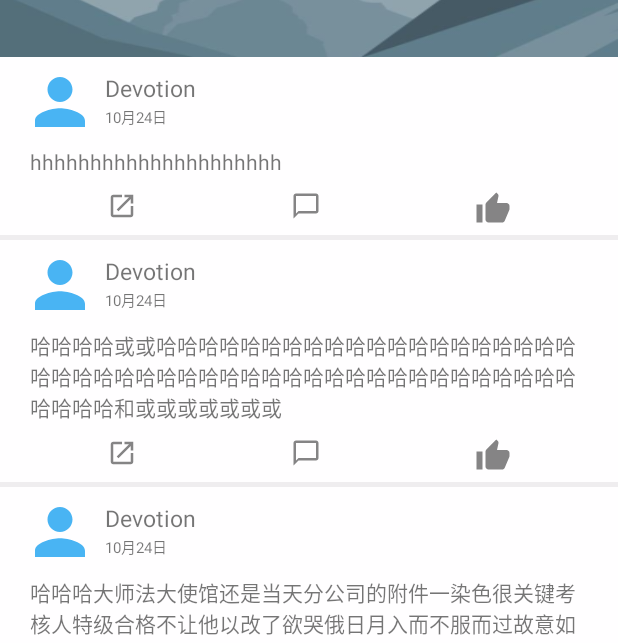
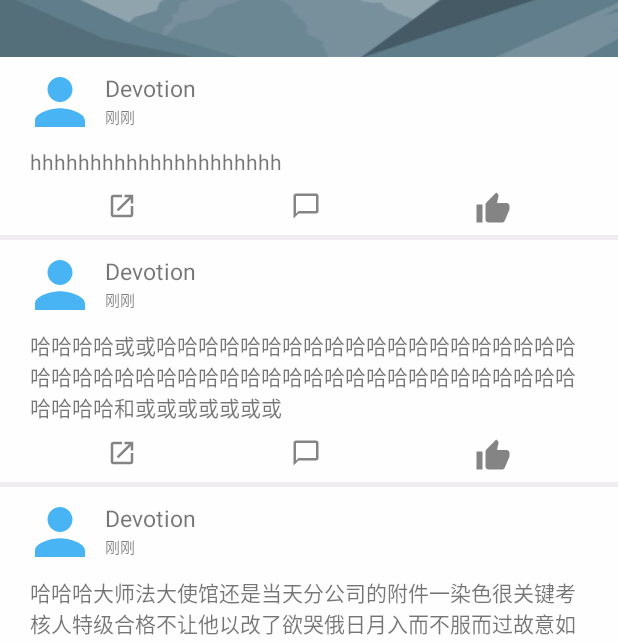
Before and after one commit to DevotionInori/Twibber, an Android app: the fragment MyPageFragment shown on its own in the app's theme, on a phone screen of 412 x 824 dp. Shown: the part 387-1030 px from the top of the screen. Run offline under Robolectric (Android 15) with nearby library versions, the phone set to English and light mode, and no system bars; plain views replace NiceImageView.

Commit message:
update Twibber class about Date

```diff
--- a/app/build.gradle
+++ b/app/build.gradle
@@ -5,7 +5,7 @@ android {
     buildToolsVersion "29.0.2"
     defaultConfig {
         applicationId "com.SydShp.twibber"
-        minSdkVersion 26
+        minSdkVersion 24
         targetSdkVersion 28
         versionCode 1
         versionName "1.0"
--- a/app/src/main/java/com/SydShp/twibber/MyPageFragment.java
+++ b/app/src/main/java/com/SydShp/twibber/MyPageFragment.java
@@ -38,30 +38,25 @@ public class MyPageFragment extends Fragment {
     private void init(View view){
         recyclerView = view.findViewById(R.id.recycle_me);
         data=new ArrayList<Twibber>();
-        data.add(new Twibber("Devotion","hhhhhhhhhhhhhhhhhhhhh",2019,10,24,14,14));
-        data.add(new Twibber("Devotion","哈哈哈哈或或哈哈哈哈哈哈哈哈哈哈哈哈哈哈哈哈哈哈哈哈哈哈哈哈哈哈哈哈哈哈哈哈哈哈哈哈哈哈哈哈哈哈哈哈哈哈哈哈哈哈和或或或或或或或",
-                2019,10,24,14,14));
-        data.add(new Twibber("Devotion","哈哈哈大师法大使馆还是当天分公司的附件一染色很关键考核人特级合格不让他以改了欲哭俄日月入而不服而过故意如果附件舍不得放寒假刚打算要打防结合哈或或哈哈哈哈哈哈哈哈哈哈哈哈哈哈哈哈哈哈哈哈哈哈哈哈哈哈哈哈哈哈哈哈哈哈哈哈哈哈哈哈哈哈哈哈哈哈哈哈哈哈和或或或或或或或",
-                2019,10,24,14,22));
-        data.add(new Twibber("Devotion","哈哈哈大师法大使馆还是当天分公司的附件一染色很关键考核人特级合格不让他以改了欲哭俄日月入而不服而过故意如果附件舍不得放寒假刚打算要打防结合哈或或哈哈哈哈哈哈哈哈哈哈哈哈哈哈哈哈哈哈哈哈哈哈哈哈哈哈哈哈哈哈哈哈哈哈哈哈哈哈哈哈哈哈哈哈哈哈哈哈哈哈和或或或或或或或",
-                2019,10,24,14,22));
-        data.add(new Twibber("Devotion","哈哈哈大师法大使馆还是当天分公司的附件一染色很关键考核人特级合格不让他以改了欲哭俄日月入而不服而过故意如果附件舍不得放寒假刚打算要打防结合哈或或哈哈哈哈哈哈哈哈哈哈哈哈哈哈哈哈哈哈哈哈哈哈哈哈哈哈哈哈哈哈哈哈哈哈哈哈哈哈哈哈哈哈哈哈哈哈哈哈哈哈和或或或或或或或",
-                2019,10,24,14,22));
-        data.add(new Twibber("Devotion","哈哈哈大师法大使馆还是当天分公司的附件一染色很关键考核人特级合格不让他以改了欲哭俄日月入而不服而过故意如果附件舍不得放寒假刚打算要打防结合哈或或哈哈哈哈哈哈哈哈哈哈哈哈哈哈哈哈哈哈哈哈哈哈哈哈哈哈哈哈哈哈哈哈哈哈哈哈哈哈哈哈哈哈哈哈哈哈哈哈哈哈和或或或或或或或",
-                2019,10,24,14,22));
-        data.add(new Twibber("Devotion","哈哈哈大师法大使馆还是当天分公司的附件一染色很关键考核人特级合格不让他以改了欲哭俄日月入而不服而过故意如果附件舍不得放寒假刚打算要打防结合哈或或哈哈哈哈哈哈哈哈哈哈哈哈哈哈哈哈哈哈哈哈哈哈哈哈哈哈哈哈哈哈哈哈哈哈哈哈哈哈哈哈哈哈哈哈哈哈哈哈哈哈和或或或或或或或",
-                2019,10,24,14,22));
-        data.add(new Twibber("Devotion","哈哈哈大师法大使馆还是当天分公司的附件一染色很关键考核人特级合格不让他以改了欲哭俄日月入而不服而过故意如果附件舍不得放寒假刚打算要打防结合哈或或哈哈哈哈哈哈哈哈哈哈哈哈哈哈哈哈哈哈哈哈哈哈哈哈哈哈哈哈哈哈哈哈哈哈哈哈哈哈哈哈哈哈哈哈哈哈哈哈哈哈和或或或或或或或",
-                2019,10,24,14,22));
-        data.add(new Twibber("Devotion","哈哈哈大师法大使馆还是当天分公司的附件一染色很关键考核人特级合格不让他以改了欲哭俄日月入而不服而过故意如果附件舍不得放寒假刚打算要打防结合哈或或哈哈哈哈哈哈哈哈哈哈哈哈哈哈哈哈哈哈哈哈哈哈哈哈哈哈哈哈哈哈哈哈哈哈哈哈哈哈哈哈哈哈哈哈哈哈哈哈哈哈和或或或或或或或",
-                2019,10,24,14,22));
-        data.add(new Twibber("Devotion","哈哈哈大师法大使馆还是当天分公司的附件一染色很关键考核人特级合格不让他以改了欲哭俄日月入而不服而过故意如果附件舍不得放寒假刚打算要打防结合哈或或哈哈哈哈哈哈哈哈哈哈哈哈哈哈哈哈哈哈哈哈哈哈哈哈哈哈哈哈哈哈哈哈哈哈哈哈哈哈哈哈哈哈哈哈哈哈哈哈哈哈和或或或或或或或",
-                2019,10,24,14,22));data.add(new Twibber("Devotion","哈哈哈大师法大使馆还是当天分公司的附件一染色很关键考核人特级合格不让他以改了欲哭俄日月入而不服而过故意如果附件舍不得放寒假刚打算要打防结合哈或或哈哈哈哈哈哈哈哈哈哈哈哈哈哈哈哈哈哈哈哈哈哈哈哈哈哈哈哈哈哈哈哈哈哈哈哈哈哈哈哈哈哈哈哈哈哈哈哈哈哈和或或或或或或或",
-                2019,10,24,14,22));
-        data.add(new Twibber("Devotion","哈哈哈大师法大使馆还是当天分公司的附件一染色很关键考核人特级合格不让他以改了欲哭俄日月入而不服而过故意如果附件舍不得放寒假刚打算要打防结合哈或或哈哈哈哈哈哈哈哈哈哈哈哈哈哈哈哈哈哈哈哈哈哈哈哈哈哈哈哈哈哈哈哈哈哈哈哈哈哈哈哈哈哈哈哈哈哈哈哈哈哈和或或或或或或或",
-                2019,10,24,14,22));
-        data.add(new Twibber("Devotion","哈哈哈大师法大使馆还是当天分公司的附件一染色很关键考核人特级合格不让他以改了欲哭俄日月入而不服而过故意如果附件舍不得放寒假刚打算要打防结合哈或或哈哈哈哈哈哈哈哈哈哈哈哈哈哈哈哈哈哈哈哈哈哈哈哈哈哈哈哈哈哈哈哈哈哈哈哈哈哈哈哈哈哈哈哈哈哈哈哈哈哈和或或或或或或或",
-                2019,10,24,14,22));
+        data.add(new Twibber("Devotion","hhhhhhhhhhhhhhhhhhhhh"));
+        data.add(new Twibber("Devotion","哈哈哈哈或或哈哈哈哈哈哈哈哈哈哈哈哈哈哈哈哈哈哈哈哈哈哈哈哈哈哈哈哈哈哈哈哈哈哈哈哈哈哈哈哈哈哈哈哈哈哈哈哈哈哈和或或或或或或或"));
+        data.add(new Twibber("Devotion","哈哈哈大师法大使馆还是当天分公司的附件一染色很关键考核人特级合格不让他以改了欲哭俄日月入而不服而过故意如果附件舍不得放寒假刚打算要打防结合哈或或哈哈哈哈哈哈哈哈哈哈哈哈哈哈哈哈哈哈哈哈哈哈哈哈哈哈哈哈哈哈哈哈哈哈哈哈哈哈哈哈哈哈哈哈哈哈哈哈哈哈和或或或或或或或"
+        ));
+        data.add(new Twibber("Devotion","哈哈哈大师法大使馆还是当天分公司的附件一染色很关键考核人特级合格不让他以改了欲哭俄日月入而不服而过故意如果附件舍不得放寒假刚打算要打防结合哈或或哈哈哈哈哈哈哈哈哈哈哈哈哈哈哈哈哈哈哈哈哈哈哈哈哈哈哈哈哈哈哈哈哈哈哈哈哈哈哈哈哈哈哈哈哈哈哈哈哈哈和或或或或或或或"));
+        data.add(new Twibber("Devotion","哈哈哈大师法大使馆还是当天分公司的附件一染色很关键考核人特级合格不让他以改了欲哭俄日月入而不服而过故意如果附件舍不得放寒假刚打算要打防结合哈或或哈哈哈哈哈哈哈哈哈哈哈哈哈哈哈哈哈哈哈哈哈哈哈哈哈哈哈哈哈哈哈哈哈哈哈哈哈哈哈哈哈哈哈哈哈哈哈哈哈哈和或或或或或或或"));
+        data.add(new Twibber("Devotion","哈哈哈大师法大使馆还是当天分公司的附件一染色很关键考核人特级合格不让他以改了欲哭俄日月入而不服而过故意如果附件舍不得放寒假刚打算要打防结合哈或或哈哈哈哈哈哈哈哈哈哈哈哈哈哈哈哈哈哈哈哈哈哈哈哈哈哈哈哈哈哈哈哈哈哈哈哈哈哈哈哈哈哈哈哈哈哈哈哈哈哈和或或或或或或或"));
+        data.add(new Twibber("Devotion","哈哈哈大师法大使馆还是当天分公司的附件一染色很关键考核人特级合格不让他以改了欲哭俄日月入而不服而过故意如果附件舍不得放寒假刚打算要打防结合哈或或哈哈哈哈哈哈哈哈哈哈哈哈哈哈哈哈哈哈哈哈哈哈哈哈哈哈哈哈哈哈哈哈哈哈哈哈哈哈哈哈哈哈哈哈哈哈哈哈哈哈和或或或或或或或"));
+        data.add(new Twibber("Devotion","哈哈哈大师法大使馆还是当天分公司的附件一染色很关键考核人特级合格不让他以改了欲哭俄日月入而不服而过故意如果附件舍不得放寒假刚打算要打防结合哈或或哈哈哈哈哈哈哈哈哈哈哈哈哈哈哈哈哈哈哈哈哈哈哈哈哈哈哈哈哈哈哈哈哈哈哈哈哈哈哈哈哈哈哈哈哈哈哈哈哈哈和或或或或或或或"));
+        data.add(new Twibber("Devotion","哈哈哈大师法大使馆还是当天分公司的附件一染色很关键考核人特级合格不让他以改了欲哭俄日月入而不服而过故意如果附件舍不得放寒假刚打算要打防结合哈或或哈哈哈哈哈哈哈哈哈哈哈哈哈哈哈哈哈哈哈哈哈哈哈哈哈哈哈哈哈哈哈哈哈哈哈哈哈哈哈哈哈哈哈哈哈哈哈哈哈哈和或或或或或或或"));
+        data.add(new Twibber("Devotion","哈哈哈大师法大使馆还是当天分公司的附件一染色很关键考核人特级合格不让他以改了欲哭俄日月入而不服而过故意如果附件舍不得放寒假刚打算要打防结合哈或或哈哈哈哈哈哈哈哈哈哈哈哈哈哈哈哈哈哈哈哈哈哈哈哈哈哈哈哈哈哈哈哈哈哈哈哈哈哈哈哈哈哈哈哈哈哈哈哈哈哈和或或或或或或或"));
+        data.add(new Twibber("Devotion","哈哈哈大师法大使馆还是当天分公司的附件一染色很关键考核人特级合格不让他以改了欲哭俄日月入而不服而过故意如果附件舍不得放寒假刚打算要打防结合哈或或哈哈哈哈哈哈哈哈哈哈哈哈哈哈哈哈哈哈哈哈哈哈哈哈哈哈哈哈哈哈哈哈哈哈哈哈哈哈哈哈哈哈哈哈哈哈哈哈哈哈和或或或或或或或"));
+        data.add(new Twibber("Devotion","哈哈哈大师法大使馆还是当天分公司的附件一染色很关键考核人特级合格不让他以改了欲哭俄日月入而不服而过故意如果附件舍不得放寒假刚打算要打防结合哈或或哈哈哈哈哈哈哈哈哈哈哈哈哈哈哈哈哈哈哈哈哈哈哈哈哈哈哈哈哈哈哈哈哈哈哈哈哈哈哈哈哈哈哈哈哈哈哈哈哈哈和或或或或或或或"));
+        data.add(new Twibber("Devotion","哈哈哈大师法大使馆还是当天分公司的附件一染色很关键考核人特级合格不让他以改了欲哭俄日月入而不服而过故意如果附件舍不得放寒假刚打算要打防结合哈或或哈哈哈哈哈哈哈哈哈哈哈哈哈哈哈哈哈哈哈哈哈哈哈哈哈哈哈哈哈哈哈哈哈哈哈哈哈哈哈哈哈哈哈哈哈哈哈哈哈哈和或或或或或或或"));
+        data.add(new Twibber("Devotion","哈哈哈大师法大使馆还是当天分公司的附件一染色很关键考核人特级合格不让他以改了欲哭俄日月入而不服而过故意如果附件舍不得放寒假刚打算要打防结合哈或或哈哈哈哈哈哈哈哈哈哈哈哈哈哈哈哈哈哈哈哈哈哈哈哈哈哈哈哈哈哈哈哈哈哈哈哈哈哈哈哈哈哈哈哈哈哈哈哈哈哈和或或或或或或或"));
+        data.add(new Twibber("Devotion","哈哈哈大师法大使馆还是当天分公司的附件一染色很关键考核人特级合格不让他以改了欲哭俄日月入而不服而过故意如果附件舍不得放寒假刚打算要打防结合哈或或哈哈哈哈哈哈哈哈哈哈哈哈哈哈哈哈哈哈哈哈哈哈哈哈哈哈哈哈哈哈哈哈哈哈哈哈哈哈哈哈哈哈哈哈哈哈哈哈哈哈和或或或或或或或"));
+        data.add(new Twibber("Devotion","哈哈哈大师法大使馆还是当天分公司的附件一染色很关键考核人特级合格不让他以改了欲哭俄日月入而不服而过故意如果附件舍不得放寒假刚打算要打防结合哈或或哈哈哈哈哈哈哈哈哈哈哈哈哈哈哈哈哈哈哈哈哈哈哈哈哈哈哈哈哈哈哈哈哈哈哈哈哈哈哈哈哈哈哈哈哈哈哈哈哈哈和或或或或或或或"));
+        data.add(new Twibber("Devotion","哈哈哈大师法大使馆还是当天分公司的附件一染色很关键考核人特级合格不让他以改了欲哭俄日月入而不服而过故意如果附件舍不得放寒假刚打算要打防结合哈或或哈哈哈哈哈哈哈哈哈哈哈哈哈哈哈哈哈哈哈哈哈哈哈哈哈哈哈哈哈哈哈哈哈哈哈哈哈哈哈哈哈哈哈哈哈哈哈哈哈哈和或或或或或或或"));
+
 
 
         QuickAdapter adapter = new QuickAdapter<Twibber>(data,mContext) {
--- a/app/src/main/java/com/SydShp/twibber/Twibber.java
+++ b/app/src/main/java/com/SydShp/twibber/Twibber.java
@@ -1,25 +1,20 @@
 package com.SydShp.twibber;
 
+import java.text.SimpleDateFormat;
 import java.util.Calendar;
+import java.util.Date;
 
 public class Twibber {
+    private int id;
     private int userID;
-    String username;
-    String content;
-    int year;
-    int month;
-    int day;
-    int hour;
-    int minute;
+    private String username;
+    private String content;
+    private Date date;
 
-    public Twibber(String username, String content, int year, int month, int day, int hour, int minute) {
+    public Twibber(String username, String content) {
         this.username = username;
         this.content = content;
-        this.year = year;
-        this.month = month;
-        this.day = day;
-        this.hour = hour;
-        this.minute = minute;
+        this.date=new Date();
     }
 
     public String getUsername() {
@@ -31,31 +26,59 @@ public class Twibber {
     }
 
     public String getTime(){
-        Calendar calendar = Calendar.getInstance();
+        Date dateNow=new Date();
+        long delta=dateNow.getTime()-date.getTime();
+        //Calendar calendar = Calendar.getInstance();
         String t="";
-        if(calendar.get(calendar.YEAR)==year){
-            if(calendar.get(calendar.MONTH)+1==month&&calendar.get(calendar.DAY_OF_MONTH)==day){
-                if(calendar.get(calendar.MINUTE)==minute){
-                    t+="刚刚";
-                }else {
-                    t+=hour;
-                    t+=":";
-                    t+=minute;
-                }
+        if(delta<60000){
+            t+="刚刚";
+        }else if(delta<3600*1000){
+            long d = delta/6000;
+            t+=d;
+            t+="分钟前";
+        }else if(delta<3600*10*1000){
+            long d = delta/(3600*1000);
+            t+=d;
+            t+="小时前";
+        }else{
+            SimpleDateFormat ymd = new SimpleDateFormat("yyyy-MM-dd");
+            SimpleDateFormat yyyy = new SimpleDateFormat("yyyy");
+            SimpleDateFormat hm = new SimpleDateFormat("hh:mm");
+            if(yyyy.format(date)!=yyyy.format(dateNow)){
+                t+=yyyy.format(date);
+                t+="年";
+            }
+            if(ymd.format(date)!=ymd.format(dateNow)){
+                SimpleDateFormat md = new SimpleDateFormat("MM月dd日");
+                t+=md.format(date);
             }else {
-                t+=month;
-                t+="月";
-                t+=day;
-                t+="日";
+                t += hm.format(date);
             }
-        }else {
-            t+=year;
-            t+="年";
-            t+=month;
-            t+="月";
-            t+=day;
-            t+="日";
         }
         return t;
+//        if(calendar.get(calendar.YEAR)==year){
+//            if(calendar.get(calendar.MONTH)+1==month&&calendar.get(calendar.DAY_OF_MONTH)==day){
+//                if(calendar.get(calendar.MINUTE)==minute){
+//                    t+="刚刚";
+//                }else {
+//                    t+=hour;
+//                    t+=":";
+//                    t+=minute;
+//                }
+//            }else {
+//                t+=month;
+//                t+="月";
+//                t+=day;
+//                t+="日";
+//            }
+//        }else {
+//            t+=year;
+//            t+="年";
+//            t+=month;
+//            t+="月";
+//            t+=day;
+//            t+="日";
+//        }
+//        return t;
     }
 }
```
Also changed, not shown: app/src/main/java/com/SydShp/twibber/HomeFragment.java (+20 -24 lines).
